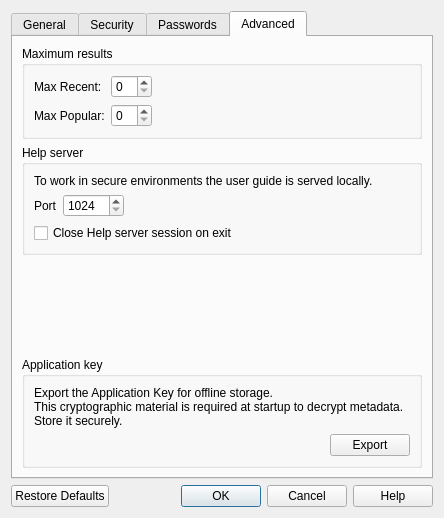
sysal1280/passwords, file ui/preferencesdialog.ui: the form before one commit.
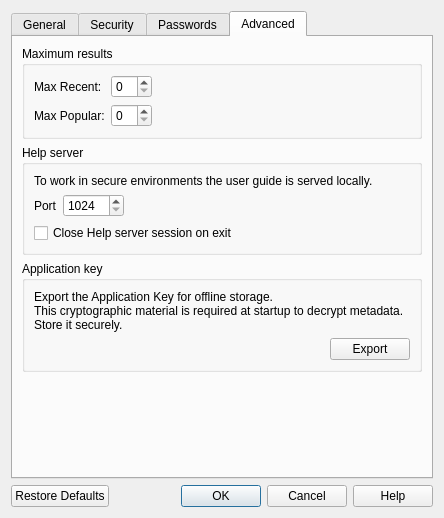
The form after the commit. The open tabs and pages were chosen to show the change.

Commit message: Frame adjstment in preferencesdialog.ui

```diff
--- a/ui/preferencesdialog.ui
+++ b/ui/preferencesdialog.ui
@@ -422,6 +422,19 @@
        <string>Advanced</string>
       </attribute>
       <layout class="QGridLayout" name="gridLayout_12">
+       <item row="3" column="0">
+        <spacer name="verticalSpacer_4">
+         <property name="orientation">
+          <enum>Qt::Orientation::Vertical</enum>
+         </property>
+         <property name="sizeHint" stdset="0">
+          <size>
+           <width>20</width>
+           <height>40</height>
+          </size>
+         </property>
+        </spacer>
+       </item>
        <item row="0" column="0">
         <layout class="QVBoxLayout" name="verticalLayout_4">
          <item>
@@ -530,22 +543,7 @@
            </layout>
           </widget>
          </item>
-        </layout>
-       </item>
-       <item row="1" column="0">
-        <spacer name="verticalSpacer_4">
-         <property name="orientation">
-          <enum>Qt::Orientation::Vertical</enum>
-         </property>
-         <property name="sizeHint" stdset="0">
-          <size>
-           <width>20</width>
-           <height>42</height>
-          </size>
-         </property>
-        </spacer>
-       </item>
-       <item row="2" column="0">
+         <item>
         <widget class="QGroupBox" name="groupBox_10">
          <property name="title">
           <string>Application key</string>
@@ -582,8 +580,23 @@
             </property>
            </widget>
           </item>
-         </layout>
-        </widget>
+            <item row="1" column="0">
+             <spacer name="horizontalSpacer_3">
+              <property name="orientation">
+               <enum>Qt::Orientation::Horizontal</enum>
+              </property>
+              <property name="sizeHint" stdset="0">
+               <size>
+                <width>40</width>
+                <height>20</height>
+               </size>
+              </property>
+             </spacer>
+            </item>
+           </layout>
+          </widget>
+         </item>
+        </layout>
        </item>
       </layout>
      </widget>
```
Left out of the diff: 15 changed lines with no effect on the pictures. Lines whose indentation alone changed are shown as unchanged.
